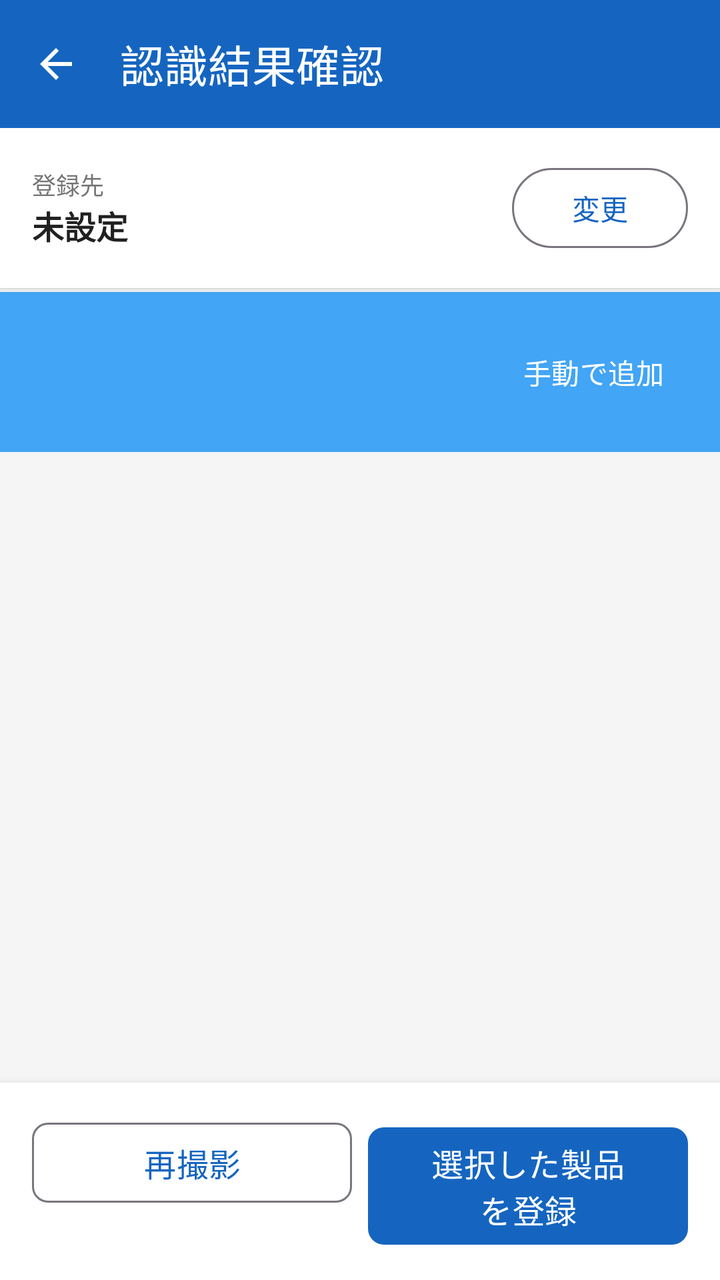
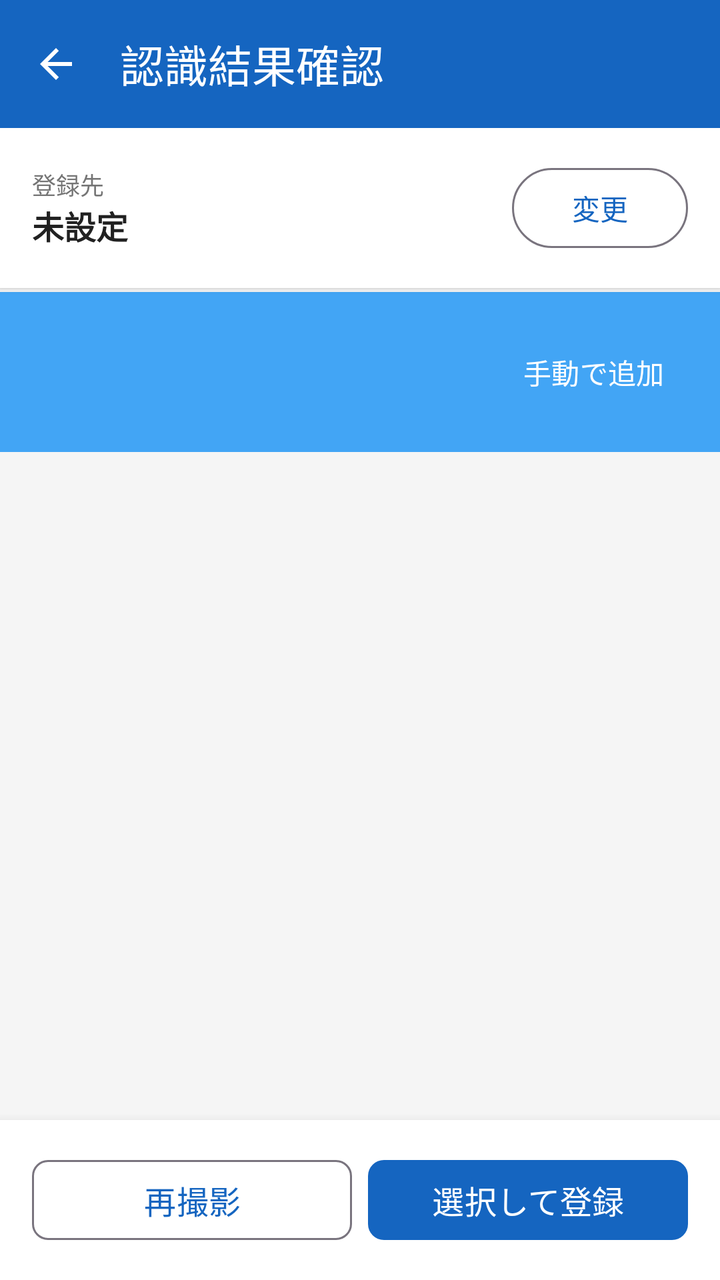

Screens rendered from an Android XML layout before and after an edit, with the pre-edit source and the edit as a unified diff.
<!-- AndroidManifest.xml: application theme Theme.CrossVisionF -->
<!-- res/layout/activity_confirm.xml -->
<?xml version="1.0" encoding="utf-8"?>
<LinearLayout
    xmlns:android="http://schemas.android.com/apk/res/android"
    xmlns:app="http://schemas.android.com/apk/res-auto"
    android:layout_width="match_parent"
    android:layout_height="match_parent"
    android:orientation="vertical"
    android:background="@color/background">

    
    <com.google.android.material.appbar.MaterialToolbar
        android:id="@+id/toolbar"
        style="@style/ToolbarStyle"
        android:layout_width="match_parent"
        android:layout_height="?attr/actionBarSize"
        app:title="@string/confirm_title"
        app:navigationIcon="@drawable/ic_arrow_back" />

    
    <androidx.core.widget.NestedScrollView
        android:layout_width="match_parent"
        android:layout_height="0dp"
        android:layout_weight="1">

        <LinearLayout
            android:layout_width="match_parent"
            android:layout_height="wrap_content"
            android:orientation="vertical">

            
            <ImageView
                android:id="@+id/ivOverlay"
                android:layout_width="match_parent"
                android:layout_height="220dp"
                android:scaleType="fitCenter"
                android:background="#111111"
                android:visibility="gone"
                android:contentDescription="認識領域の確認画像" />

            
            <LinearLayout
                android:layout_width="match_parent"
                android:layout_height="wrap_content"
                android:orientation="horizontal"
                android:padding="@dimen/spacing_md"
                android:background="@color/surface"
                android:elevation="2dp"
                android:gravity="center_vertical"
                android:layout_marginBottom="2dp">

                <LinearLayout
                    android:layout_width="0dp"
                    android:layout_height="wrap_content"
                    android:layout_weight="1"
                    android:orientation="vertical">
                    
                    <TextView
                        android:layout_width="wrap_content"
                        android:layout_height="wrap_content"
                        android:text="登録先"
                        android:textSize="12sp"
                        android:textColor="@color/text_secondary" />

                    <TextView
                        android:id="@+id/tvProcessInfo"
                        android:layout_width="wrap_content"
                        android:layout_height="wrap_content"
                        android:text="未設定"
                        android:textSize="16sp"
                        android:textStyle="bold"
                        android:textColor="@color/text_primary" />
                </LinearLayout>

                <com.google.android.material.button.MaterialButton
                    android:id="@+id/btnEditProcess"
                    style="@style/Widget.Material3.Button.OutlinedButton"
                    android:layout_width="wrap_content"
                    android:layout_height="wrap_content"
                    android:text="変更" />
            </LinearLayout>

            
            <LinearLayout
                android:layout_width="match_parent"
                android:layout_height="wrap_content"
                android:padding="@dimen/spacing_md"
                android:background="@color/primary_light"
                android:gravity="center_vertical">

                <TextView
                    android:id="@+id/tvResultCount"
                    android:layout_width="0dp"
                    android:layout_height="wrap_content"
                    android:layout_weight="1"
                    android:textColor="@color/on_primary"
                    android:textSize="@dimen/text_body" />

                <com.google.android.material.button.MaterialButton
                    android:id="@+id/btnAddManual"
                    style="@style/Widget.Material3.Button.TextButton"
                    android:layout_width="wrap_content"
                    android:layout_height="wrap_content"
                    android:text="@string/confirm_add_manual"
                    android:textColor="@color/on_primary" />

            </LinearLayout>

            
            <androidx.recyclerview.widget.RecyclerView
                android:id="@+id/rvResults"
                android:layout_width="match_parent"
                android:layout_height="wrap_content"
                android:padding="@dimen/spacing_md"
                android:clipToPadding="false"
                android:nestedScrollingEnabled="false" />

            
            <LinearLayout
                android:id="@+id/emptyLayout"
                android:layout_width="match_parent"
                android:layout_height="wrap_content"
                android:orientation="vertical"
                android:gravity="center"
                android:paddingTop="48dp"
                android:paddingBottom="48dp"
                android:visibility="gone">

                <TextView
                    android:layout_width="wrap_content"
                    android:layout_height="wrap_content"
                    android:text="@string/confirm_no_results"
                    android:textSize="@dimen/text_subtitle"
                    android:textColor="@color/text_secondary" />

            </LinearLayout>

            
            <LinearLayout
                android:id="@+id/unmatchedSection"
                android:layout_width="match_parent"
                android:layout_height="wrap_content"
                android:orientation="vertical"
                android:layout_margin="@dimen/spacing_md"
                android:padding="@dimen/spacing_md"
                android:background="#FFF3CD"
                android:visibility="gone">

                <TextView
                    android:layout_width="match_parent"
                    android:layout_height="wrap_content"
                    android:text="参考：正解ラベルと一致しなかった認識結果"
                    android:textSize="12sp"
                    android:textColor="#856404"
                    android:textStyle="bold"
                    android:paddingBottom="8dp" />

                <TextView
                    android:id="@+id/tvUnmatchedHint"
                    android:layout_width="match_parent"
                    android:layout_height="wrap_content"
                    android:text="（編集距離 > 3。登録には使用されません）"
                    android:textSize="11sp"
                    android:textColor="#856404"
                    android:paddingBottom="8dp" />

                <LinearLayout
                    android:id="@+id/unmatchedList"
                    android:layout_width="match_parent"
                    android:layout_height="wrap_content"
                    android:orientation="vertical" />

            </LinearLayout>

        </LinearLayout>
    </androidx.core.widget.NestedScrollView>

    
    <LinearLayout
        android:layout_width="match_parent"
        android:layout_height="wrap_content"
        android:orientation="horizontal"
        android:padding="@dimen/spacing_md"
        android:background="@color/surface"
        android:elevation="8dp">

        <com.google.android.material.button.MaterialButton
            android:id="@+id/btnRetake"
            style="@style/SecondaryButton"
            android:layout_width="0dp"
            android:layout_height="wrap_content"
            android:layout_weight="1"
            android:minHeight="@dimen/button_height"
            android:text="再撮影"
            android:layout_marginEnd="@dimen/spacing_sm" />

        <com.google.android.material.button.MaterialButton
            android:id="@+id/btnRegister"
            style="@style/PrimaryButton"
            android:layout_width="0dp"
            android:layout_height="wrap_content"
            android:layout_weight="1"
            android:minHeight="@dimen/button_height"
            android:lines="2"
            android:text="@string/confirm_register_selected" />

    </LinearLayout>

</LinearLayout>
<!-- resources referenced by this layout -->
<resources>
  <color name="background">#F5F5F5</color>
  <color name="on_primary">#FFFFFF</color>
  <color name="primary_light">#42A5F5</color>
  <color name="surface">#FFFFFF</color>
  <color name="text_primary">#212121</color>
  <color name="text_secondary">#757575</color>
  <dimen name="button_height">48dp</dimen>
  <dimen name="spacing_md">16dp</dimen>
  <dimen name="spacing_sm">8dp</dimen>
  <dimen name="text_body">16sp</dimen>
  <dimen name="text_subtitle">18sp</dimen>
  <!-- drawable ic_arrow_back (drawable) -->
  <?xml version="1.0" encoding="utf-8"?>
  <vector xmlns:android="http://schemas.android.com/apk/res/android"
      android:width="24dp"
      android:height="24dp"
      android:viewportWidth="24"
      android:viewportHeight="24"
      android:tint="?attr/colorOnPrimary">
      <path
          android:fillColor="@android:color/white"
          android:pathData="M20,11H7.83l5.59,-5.59L12,4l-8,8 8,8 1.41,-1.41L7.83,13H20v-2z"/>
  </vector>
  <string name="confirm_add_manual">手動で追加</string>
  <string name="confirm_no_results">製品コードが認識されませんでした</string>
  <string name="confirm_register_selected">選択した製品を登録</string>
  <string name="confirm_title">認識結果確認</string>
  <style name="PrimaryButton" parent="Widget.Material3.Button">
          <item name="android:textSize">16sp</item>
          <item name="android:textAllCaps">false</item>
          <item name="cornerRadius">8dp</item>
      </style>
  <style name="SecondaryButton" parent="Widget.Material3.Button.OutlinedButton">
          <item name="android:textSize">16sp</item>
          <item name="android:textAllCaps">false</item>
          <item name="cornerRadius">8dp</item>
      </style>
  <style name="ToolbarStyle" parent="Widget.Material3.Toolbar">
          <item name="android:background">@color/primary</item>
          <item name="titleTextColor">@color/on_primary</item>
          <item name="navigationIconTint">@color/on_primary</item>
      </style>
  <style name="Theme.CrossVisionF" parent="Theme.Material3.Light.NoActionBar">
          <item name="colorPrimary">@color/primary</item>
          <item name="colorPrimaryDark">@color/primary_dark</item>
          <item name="colorOnPrimary">@color/on_primary</item>
          <item name="colorSecondary">@color/secondary</item>
          <item name="colorOnSecondary">@color/on_secondary</item>
          <item name="android:colorBackground">@color/background</item>
          <item name="colorSurface">@color/surface</item>
          <item name="colorOnSurface">@color/on_surface</item>
          <item name="colorError">@color/error</item>
          <item name="android:statusBarColor">@color/primary_dark</item>
      </style>
  <color name="primary">#1565C0</color>
  <color name="primary_dark">#0D47A1</color>
  <color name="secondary">#FF6F00</color>
  <color name="on_secondary">#FFFFFF</color>
  <color name="on_surface">#212121</color>
  <color name="error">#C62828</color>
</resources>

<!-- the commit's change to res/layout/activity_confirm.xml (unified diff, before → after) -->
@@ -200,7 +200,6 @@
             android:layout_height="wrap_content"
             android:layout_weight="1"
             android:minHeight="@dimen/button_height"
-            android:lines="2"
             android:text="@string/confirm_register_selected" />
 
     </LinearLayout>
<!-- resource entries referenced after the edit -->
@@ -25,7 +25,7 @@
   </vector>
   <string name="confirm_add_manual">手動で追加</string>
   <string name="confirm_no_results">製品コードが認識されませんでした</string>
-  <string name="confirm_register_selected">選択した製品を登録</string>
+  <string name="confirm_register_selected">選択して登録</string>
   <string name="confirm_title">認識結果確認</string>
   <style name="PrimaryButton" parent="Widget.Material3.Button">
           <item name="android:textSize">16sp</item>
